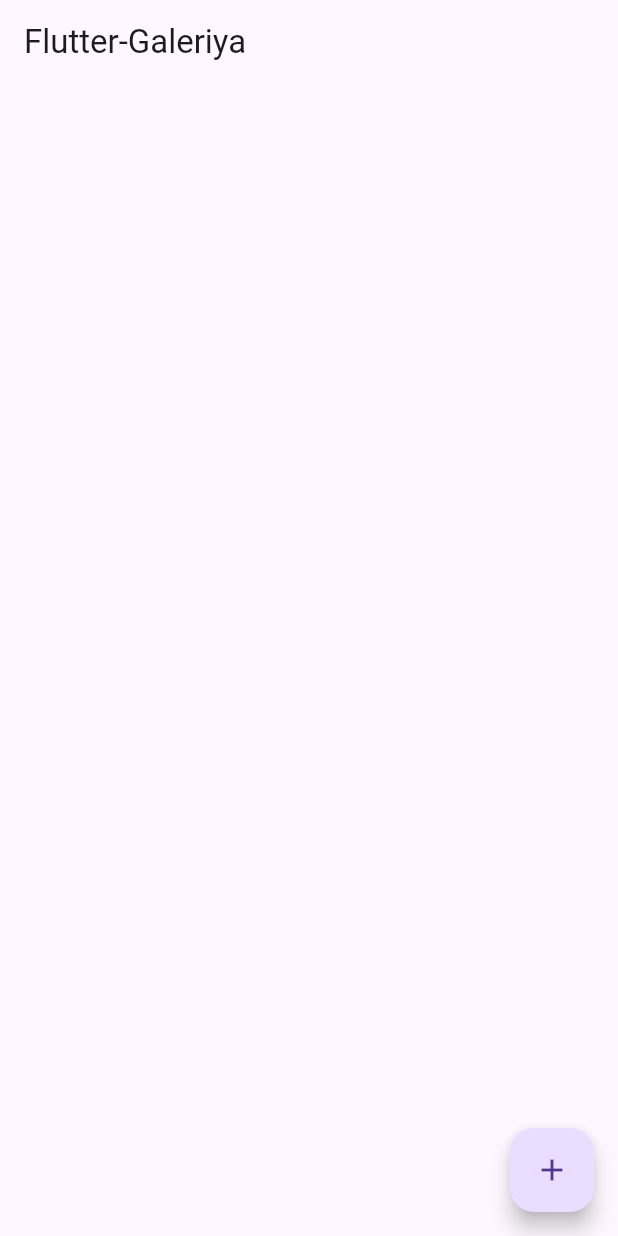
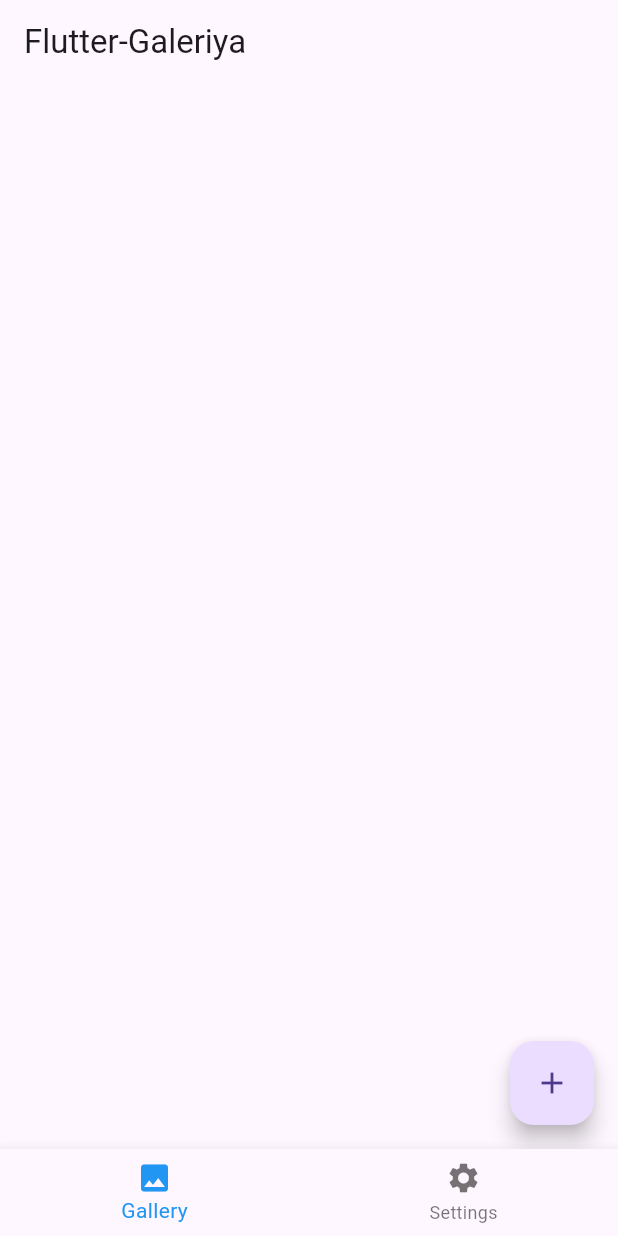
Before and after one commit to Atomioz/Flutter-Galeriya, a Flutter app: the screen it shows after launch, after a tap on the "add" icon, on a phone screen of 412 x 824 dp. Run offline on Flutter 3.47's test engine with Material 3 defaults, Android fonts, the phone set to English and light mode, and no system bars; our stand-ins replace carousel_slider, image_picker.

Commit message:
implimented Dark mode along with bottom bar

```diff
--- a/flutter_galeriya/lib/main.dart
+++ b/flutter_galeriya/lib/main.dart
@@ -3,57 +3,91 @@ import 'package:image_picker/image_picker.dart';
 import 'package:carousel_slider/carousel_slider.dart';
 import 'dart:io';
 import 'package:flutter/foundation.dart' show kIsWeb;
+import 'package:provider/provider.dart';
+import 'theme_notifier.dart';
 
 void main() {
-  runApp(FlutterGaleriyaApp());
+  runApp(
+    ChangeNotifierProvider(
+      create: (_) => ThemeNotifier(),
+      child: FlutterGaleriyaApp(),
+    ),
+  );
 }
 
 class FlutterGaleriyaApp extends StatelessWidget {
   @override
   Widget build(BuildContext context) {
+    final themeNotifier = Provider.of<ThemeNotifier>(context);
+
     return MaterialApp(
       title: 'Flutter-Galeriya',
       theme: ThemeData(
         primarySwatch: Colors.blue,
+        brightness: Brightness.light,
       ),
-      home: GalleryScreen(),
+      darkTheme: ThemeData(
+        brightness: Brightness.dark,
+      ),
+      themeMode: themeNotifier.themeMode,
+      home: HomeScreen(),
     );
   }
 }
 
-class GalleryScreen extends StatefulWidget {
+class HomeScreen extends StatefulWidget {
   @override
-  _GalleryScreenState createState() => _GalleryScreenState();
+  _HomeScreenState createState() => _HomeScreenState();
 }
 
-class _GalleryScreenState extends State<GalleryScreen> {
-  List<dynamic> _images = [];
+class _HomeScreenState extends State<HomeScreen> {
+  int _selectedIndex = 0;
+  final GlobalKey<GalleryScreenState> _galleryKey = GlobalKey();
 
-  Future<void> _pickImages() async {
-    final picker = ImagePicker();
-    final pickedImages = await picker.pickMultiImage();
-    if (pickedImages != null) {
-      setState(() {
-        if (kIsWeb) {
-          _images.addAll(pickedImages.map((image) => image.path));
-        } else {
-          _images.addAll(pickedImages.map((image) => File(image.path)));
-        }
-      });
-    }
-  }
-
-  void _openFullScreen(int initialIndex) {
-    Navigator.push(
-      context,
-      MaterialPageRoute(
-        builder: (context) => FullScreenViewer(
-          images: _images,
-          initialIndex: initialIndex,
-        ),
+  @override
+  Widget build(BuildContext context) {
+    return Scaffold(
+      body: IndexedStack(
+        index: _selectedIndex,
+        children: [
+          GalleryScreen(key: _galleryKey),
+          SettingsScreen(),
+        ],
+      ),
+      bottomNavigationBar: BottomNavigationBar(
+        items: const <BottomNavigationBarItem>[
+          BottomNavigationBarItem(
+            icon: Icon(Icons.photo),
+            label: 'Gallery',
+          ),
+          BottomNavigationBarItem(
+            icon: Icon(Icons.settings),
+            label: 'Settings',
+          ),
+        ],
+        currentIndex: _selectedIndex,
+        selectedItemColor: Colors.blue,
+        onTap: _onItemTapped,
       ),
     );
   }
+
+  void _onItemTapped(int index) {
+    setState(() {
+      _selectedIndex = index;
+    });
+  }
+}
+
+class GalleryScreen extends StatefulWidget {
+  GalleryScreen({Key? key}) : super(key: key);
+
+  @override
+  GalleryScreenState createState() => GalleryScreenState();
+}
+
+class GalleryScreenState extends State<GalleryScreen> {
+  List<dynamic> _images = [];
 
   @override
   Widget build(BuildContext context) {
@@ -90,6 +124,32 @@ class _GalleryScreenState extends State<GalleryScreen> {
       ),
     );
   }
+
+  Future<void> _pickImages() async {
+    final picker = ImagePicker();
+    final pickedImages = await picker.pickMultiImage();
+    if (pickedImages != null) {
+      setState(() {
+        if (kIsWeb) {
+          _images.addAll(pickedImages.map((image) => image.path));
+        } else {
+          _images.addAll(pickedImages.map((image) => File(image.path)));
+        }
+      });
+    }
+  }
+
+  void _openFullScreen(int initialIndex) {
+    Navigator.push(
+      context,
+      MaterialPageRoute(
+        builder: (context) => FullScreenViewer(
+          images: _images,
+          initialIndex: initialIndex,
+        ),
+      ),
+    );
+  }
 }
 
 class FullScreenViewer extends StatelessWidget {
@@ -123,3 +183,30 @@ class FullScreenViewer extends StatelessWidget {
     );
   }
 }
+
+class SettingsScreen extends StatelessWidget {
+  @override
+  Widget build(BuildContext context) {
+    final themeNotifier = Provider.of<ThemeNotifier>(context);
+
+    return Scaffold(
+      appBar: AppBar(
+        title: Text('Settings'),
+      ),
+      body: Padding(
+        padding: const EdgeInsets.all(16.0),
+        child: ListView(
+          children: <Widget>[
+            SwitchListTile(
+              title: Text('Dark Mode'),
+              value: themeNotifier.themeMode == ThemeMode.dark,
+              onChanged: (bool value) {
+                themeNotifier.toggleTheme(value);
+              },
+            ),
+          ],
+        ),
+      ),
+    );
+  }
+}
--- /dev/null
+++ b/flutter_galeriya/lib/theme_notifier.dart
@@ -0,0 +1,19 @@
+// lib/theme_notifier.dart
+
+import 'package:flutter/material.dart';
+
+class ThemeNotifier extends ChangeNotifier {
+  ThemeMode _themeMode = ThemeMode.system;
+
+  ThemeMode get themeMode => _themeMode;
+
+  void toggleTheme(bool isDarkMode) {
+    _themeMode = isDarkMode ? ThemeMode.dark : ThemeMode.light;
+    notifyListeners();
+  }
+
+  void setThemeMode(ThemeMode themeMode) {
+    _themeMode = themeMode;
+    notifyListeners();
+  }
+}
--- a/flutter_galeriya/pubspec.yaml
+++ b/flutter_galeriya/pubspec.yaml
@@ -13,6 +13,7 @@ dependencies:
   flutter_staggered_grid_view: ^0.4.0
   cached_network_image: ^3.0.0
   carousel_slider: ^4.0.0
+  provider: ^6.0.0
 
 dev_dependencies:
   flutter_test:
```
Also changed, not shown: flutter_galeriya/pubspec.lock.
